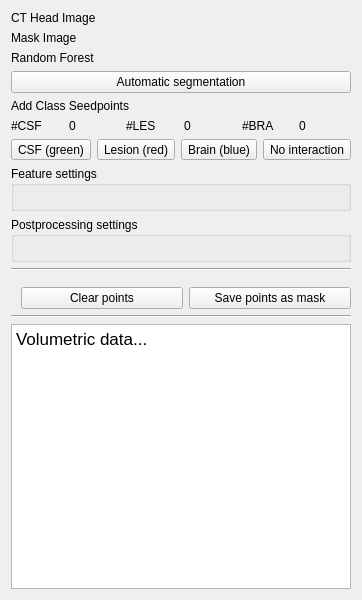
First picture: the form in Plugins/org.mitk.gui.qt.classificationsegmentation/src/internal/ClassificationSegmentationControls.ui, repository MITK/MITK, before the edit.
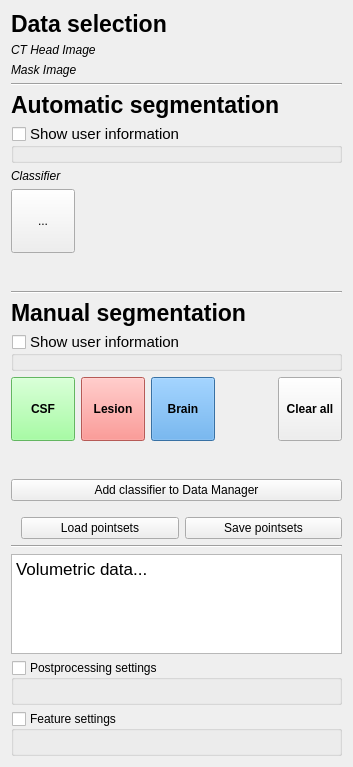
Second picture: the form after the edit. Icons and pictures are not drawn.

Commit message: cleanup gui, update docu, add icons Credits (Noun Project): Brain by Santiago Arias Process by Marek Polakovic

What changed in the file:
```diff
--- a/Plugins/org.mitk.gui.qt.classificationsegmentation/src/internal/ClassificationSegmentationControls.ui
+++ b/Plugins/org.mitk.gui.qt.classificationsegmentation/src/internal/ClassificationSegmentationControls.ui
@@ -7,7 +7,7 @@
     <x>0</x>
     <y>0</y>
     <width>353</width>
-    <height>600</height>
+    <height>751</height>
    </rect>
   </property>
   <property name="minimumSize">
@@ -20,10 +20,33 @@
    <string>QmitkTemplate</string>
   </property>
   <layout class="QVBoxLayout" name="verticalLayout">
+   <item>
+    <widget class="QLabel" name="label_2">
+     <property name="font">
+      <font>
+       <pointsize>17</pointsize>
+       <weight>75</weight>
+       <bold>true</bold>
+       <underline>false</underline>
+       <strikeout>false</strikeout>
+       <stylestrategy>PreferAntialias</stylestrategy>
+       <kerning>true</kerning>
+      </font>
+     </property>
+     <property name="text">
+      <string>Data selection</string>
+     </property>
+    </widget>
+   </item>
    <item>
     <layout class="QVBoxLayout" name="m_InputImageLayout">
      <item>
       <widget class="QLabel" name="m_InputImageLabel">
+       <property name="font">
+        <font>
+         <italic>true</italic>
+        </font>
+       </property>
        <property name="text">
         <string>CT Head Image</string>
        </property>
@@ -35,6 +58,11 @@
     <layout class="QVBoxLayout" name="m_MaskImageLayout">
      <item>
       <widget class="QLabel" name="m_MaskImageLabel">
+       <property name="font">
+        <font>
+         <italic>true</italic>
+        </font>
+       </property>
        <property name="text">
         <string>Mask Image</string>
        </property>
@@ -43,32 +71,173 @@
     </layout>
    </item>
    <item>
-    <layout class="QVBoxLayout" name="m_RandomForestLayout">
-     <item>
-      <widget class="QLabel" name="m_RandomForestLabel">
-       <property name="text">
-        <string>Random Forest</string>
-       </property>
-      </widget>
-     </item>
-    </layout>
+    <widget class="Line" name="line_3">
+     <property name="orientation">
+      <enum>Qt::Horizontal</enum>
+     </property>
+    </widget>
    </item>
    <item>
-    <widget class="QPushButton" name="m_StartProcessingButton_RF">
+    <widget class="QLabel" name="label_3">
+     <property name="font">
+      <font>
+       <pointsize>17</pointsize>
+       <weight>75</weight>
+       <bold>true</bold>
+       <underline>false</underline>
+       <strikeout>false</strikeout>
+       <stylestrategy>PreferAntialias</stylestrategy>
+       <kerning>true</kerning>
+      </font>
+     </property>
      <property name="text">
       <string>Automatic segmentation</string>
      </property>
     </widget>
    </item>
+   <item>
+    <widget class="QGroupBox" name="groupBox_2">
+     <property name="font">
+      <font>
+       <pointsize>11</pointsize>
+      </font>
+     </property>
+     <property name="title">
+      <string>Show user information</string>
+     </property>
+     <property name="flat">
+      <bool>true</bool>
+     </property>
+     <property name="checkable">
+      <bool>true</bool>
+     </property>
+     <property name="checked">
+      <bool>false</bool>
+     </property>
+    </widget>
+   </item>
+   <item>
+    <layout class="QVBoxLayout" name="m_ClassifierLayout">
+     <property name="bottomMargin">
+      <number>0</number>
+     </property>
+     <item>
+      <widget class="QLabel" name="m_ClassifierLabel">
+       <property name="font">
+        <font>
+         <italic>true</italic>
+        </font>
+       </property>
+       <property name="text">
+        <string>Classifier</string>
+       </property>
+      </widget>
+     </item>
+    </layout>
+   </item>
+   <item>
+    <layout class="QHBoxLayout" name="horizontalLayout_4">
+     <property name="bottomMargin">
+      <number>32</number>
+     </property>
+     <item>
+      <widget class="QToolButton" name="toolButton">
+       <property name="minimumSize">
+        <size>
+         <width>64</width>
+         <height>64</height>
+        </size>
+       </property>
+       <property name="maximumSize">
+        <size>
+         <width>64</width>
+         <height>64</height>
+        </size>
+       </property>
+       <property name="toolTip">
+        <string>Start classification</string>
+       </property>
+       <property name="text">
+        <string>...</string>
+       </property>
+       <property name="icon">
+        <iconset resource="../../resources/ClassificationSegmentation.qrc">
+         <normaloff>:/ClassificationSegmentation/button_process.png</normaloff>:/ClassificationSegmentation/button_process.png</iconset>
+       </property>
+       <property name="iconSize">
+        <size>
+         <width>40</width>
+         <height>40</height>
+        </size>
+       </property>
+      </widget>
+     </item>
+     <item>
+      <spacer name="horizontalSpacer_2">
+       <property name="orientation">
+        <enum>Qt::Horizontal</enum>
+       </property>
+       <property name="sizeHint" stdset="0">
+        <size>
+         <width>40</width>
+         <height>20</height>
+        </size>
+       </property>
+      </spacer>
+     </item>
+    </layout>
+   </item>
+   <item>
+    <widget class="Line" name="line_2">
+     <property name="orientation">
+      <enum>Qt::Horizontal</enum>
+     </property>
+    </widget>
+   </item>
+   <item>
+    <widget class="QLabel" name="label">
+     <property name="font">
+      <font>
+       <pointsize>17</pointsize>
+       <weight>75</weight>
+       <bold>true</bold>
+       <underline>false</underline>
+       <strikeout>false</strikeout>
+       <stylestrategy>PreferAntialias</stylestrategy>
+       <kerning>true</kerning>
+      </font>
+     </property>
+     <property name="text">
+      <string>Manual segmentation</string>
+     </property>
+    </widget>
+   </item>
+   <item>
+    <widget class="QGroupBox" name="groupBox">
+     <property name="font">
+      <font>
+       <pointsize>11</pointsize>
+      </font>
+     </property>
+     <property name="title">
+      <string>Show user information</string>
+     </property>
+     <property name="flat">
+      <bool>true</bool>
+     </property>
+     <property name="checkable">
+      <bool>true</bool>
+     </property>
+     <property name="checked">
+      <bool>false</bool>
+     </property>
+    </widget>
+   </item>
    <item>
     <layout class="QVBoxLayout" name="m_PointSetLayout">
-     <item>
-      <widget class="QLabel" name="label">
-       <property name="text">
-        <string>Add Class Seedpoints</string>
-       </property>
-      </widget>
-     </item>
+     <property name="bottomMargin">
+      <number>32</number>
+     </property>
      <item>
       <layout class="QHBoxLayout" name="horizontalLayout_3">
        <property name="topMargin">
@@ -78,55 +247,30 @@
         <number>0</number>
        </property>
        <item>
-        <widget class="QLabel" name="label_3">
-         <property name="text">
-          <string>#CSF</string>
-         </property>
-        </widget>
-       </item>
-       <item>
-        <widget class="QLabel" name="m_NumCsfPoints">
-         <property name="text">
-          <string>0</string>
-         </property>
-        </widget>
-       </item>
-       <item>
-        <widget class="QLabel" name="label_4">
-         <property name="text">
-          <string>#LES</string>
-         </property>
-        </widget>
-       </item>
-       <item>
-        <widget class="QLabel" name="m_NumLesPoints">
-         <property name="text">
-          <string>0</string>
-         </property>
-        </widget>
-       </item>
-       <item>
-        <widget class="QLabel" name="label_6">
-         <property name="text">
-          <string>#BRA</string>
-         </property>
-        </widget>
-       </item>
-       <item>
-        <widget class="QLabel" name="m_NumBraPoints">
-         <property name="text">
-          <string>0</string>
-         </property>
-        </widget>
-       </item>
-      </layout>
-     </item>
-     <item>
-      <layout class="QHBoxLayout" name="horizontalLayout_2">
-       <item>
         <widget class="QToolButton" name="m_ButtonCSFToggle">
+         <property name="minimumSize">
+          <size>
+           <width>64</width>
+           <height>64</height>
+          </size>
+         </property>
+         <property name="maximumSize">
+          <size>
+           <width>64</width>
+           <height>64</height>
+          </size>
+         </property>
+         <property name="font">
+          <font>
+           <weight>75</weight>
+           <bold>true</bold>
+          </font>
+         </property>
+         <property name="styleSheet">
+          <string notr="true">background-color: #8AFF88</string>
+         </property>
          <property name="text">
-          <string>CSF (green)</string>
+          <string>CSF</string>
          </property>
          <property name="checkable">
           <bool>true</bool>
@@ -138,8 +282,29 @@
        </item>
        <item>
         <widget class="QToolButton" name="m_ButtonLESToggle">
+         <property name="minimumSize">
+          <size>
+           <width>64</width>
+           <height>64</height>
+          </size>
+         </property>
+         <property name="maximumSize">
+          <size>
+           <width>64</width>
+           <height>64</height>
+          </size>
+         </property>
+         <property name="font">
+          <font>
+           <weight>75</weight>
+           <bold>true</bold>
+          </font>
+         </property>
+         <property name="styleSheet">
+          <string notr="true">background-color: #FF7E78</string>
+         </property>
          <property name="text">
-          <string>Lesion (red)</string>
+          <string>Lesion</string>
          </property>
          <property name="checkable">
           <bool>true</bool>
@@ -151,8 +316,29 @@
        </item>
        <item>
         <widget class="QToolButton" name="m_ButtonBRAToggle">
+         <property name="minimumSize">
+          <size>
+           <width>64</width>
+           <height>64</height>
+          </size>
+         </property>
+         <property name="maximumSize">
+          <size>
+           <width>64</width>
+           <height>64</height>
+          </size>
+         </property>
+         <property name="font">
+          <font>
+           <weight>75</weight>
+           <bold>true</bold>
+          </font>
+         </property>
+         <property name="styleSheet">
+          <string notr="true">background-color: #4F9EE5</string>
+         </property>
          <property name="text">
-          <string>Brain (blue)</string>
+          <string>Brain</string>
          </property>
          <property name="checkable">
           <bool>true</bool>
@@ -162,10 +348,41 @@
          </property>
         </widget>
        </item>
+       <item>
+        <spacer name="horizontalSpacer">
+         <property name="orientation">
+          <enum>Qt::Horizontal</enum>
+         </property>
+         <property name="sizeHint" stdset="0">
+          <size>
+           <width>40</width>
+           <height>20</height>
+          </size>
+         </property>
+        </spacer>
+       </item>
        <item>
         <widget class="QToolButton" name="m_ButtonNoInteraction">
+         <property name="minimumSize">
+          <size>
+           <width>64</width>
+           <height>64</height>
+          </size>
+         </property>
+         <property name="maximumSize">
+          <size>
+           <width>64</width>
+           <height>64</height>
+          </size>
+         </property>
+         <property name="font">
+          <font>
+           <weight>75</weight>
+           <bold>true</bold>
+          </font>
+         </property>
          <property name="text">
-          <string>No interaction</string>
+          <string>Clear all</string>
          </property>
          <property name="checkable">
           <bool>true</bool>
@@ -180,27 +397,18 @@
     </layout>
    </item>
    <item>
-    <widget class="QGroupBox" name="m_ParameterLayout">
-     <property name="title">
-      <string>Feature settings</string>
+    <layout class="QHBoxLayout" name="horizontalLayout_2">
+     <property name="bottomMargin">
+      <number>0</number>
      </property>
-     <layout class="QVBoxLayout" name="verticalLayout_2"/>
-    </widget>
-   </item>
-   <item>
-    <widget class="QGroupBox" name="m_PostProcessingLayout">
-     <property name="title">
-      <string>Postprocessing settings</string>
-     </property>
-     <layout class="QVBoxLayout" name="verticalLayout_4"/>
-    </widget>
-   </item>
-   <item>
-    <widget class="Line" name="line">
-     <property name="orientation">
-      <enum>Qt::Horizontal</enum>
-     </property>
-    </widget>
+     <item>
+      <widget class="QPushButton" name="m_AddForestToDataStorage">
+       <property name="text">
+        <string>Add classifier to Data Manager</string>
+       </property>
+      </widget>
+     </item>
+    </layout>
    </item>
    <item>
     <layout class="QHBoxLayout" name="horizontalLayout" stretch="0,0">
@@ -216,14 +424,14 @@
      <item>
       <widget class="QPushButton" name="m_ClearPointsButton">
        <property name="text">
-        <string>Clear points</string>
+        <string>Load pointsets</string>
        </property>
       </widget>
      </item>
      <item>
       <widget class="QPushButton" name="m_SavePointsButton">
        <property name="text">
-        <string>Save points as mask</string>
+        <string>Save pointsets</string>
        </property>
       </widget>
      </item>
@@ -238,6 +446,18 @@
    </item>
    <item>
     <widget class="QTextEdit" name="m_ResultTextEdit">
+     <property name="minimumSize">
+      <size>
+       <width>0</width>
+       <height>100</height>
+      </size>
+     </property>
+     <property name="maximumSize">
+      <size>
+       <width>16777215</width>
+       <height>250</height>
+      </size>
+     </property>
      <property name="autoFillBackground">
       <bool>false</bool>
      </property>
@@ -253,6 +473,56 @@
      </property>
     </widget>
    </item>
+   <item>
+    <spacer name="verticalSpacer">
+     <property name="orientation">
+      <enum>Qt::Vertical</enum>
+     </property>
+     <property name="sizeHint" stdset="0">
+      <size>
+       <width>20</width>
+       <height>40</height>
+      </size>
+     </property>
+    </spacer>
+   </item>
+   <item>
+    <widget class="QGroupBox" name="m_PostProcessingLayout">
+     <property name="title">
+      <string>Postprocessing settings</string>
+     </property>
+     <property name="flat">
+      <bool>true</bool>
+     </property>
+     <property name="checkable">
+      <bool>true</bool>
+     </property>
+     <property name="checked">
+      <bool>false</bool>
+     </property>
+     <layout class="QVBoxLayout" name="verticalLayout_4"/>
+    </widget>
+   </item>
+   <item>
+    <widget class="QGroupBox" name="m_ParameterLayout">
+     <property name="enabled">
+      <bool>true</bool>
+     </property>
+     <property name="title">
+      <string>Feature settings</string>
+     </property>
+     <property name="flat">
+      <bool>true</bool>
+     </property>
+     <property name="checkable">
+      <bool>true</bool>
+     </property>
+     <property name="checked">
+      <bool>false</bool>
+     </property>
+     <layout class="QVBoxLayout" name="verticalLayout_2"/>
+    </widget>
+   </item>
   </layout>
  </widget>
  <layoutdefault spacing="6" margin="11"/>
```
Left out of the diff: 6 changed lines with no effect on the pictures. The commit also changes 11 other files.
